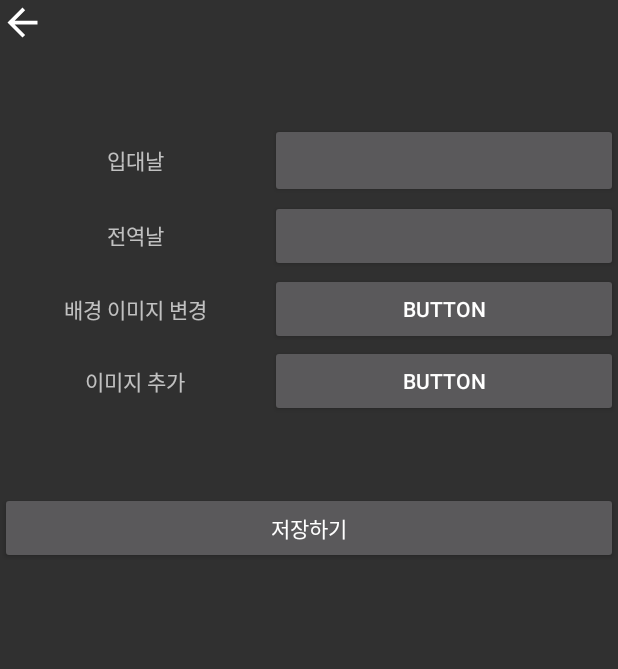
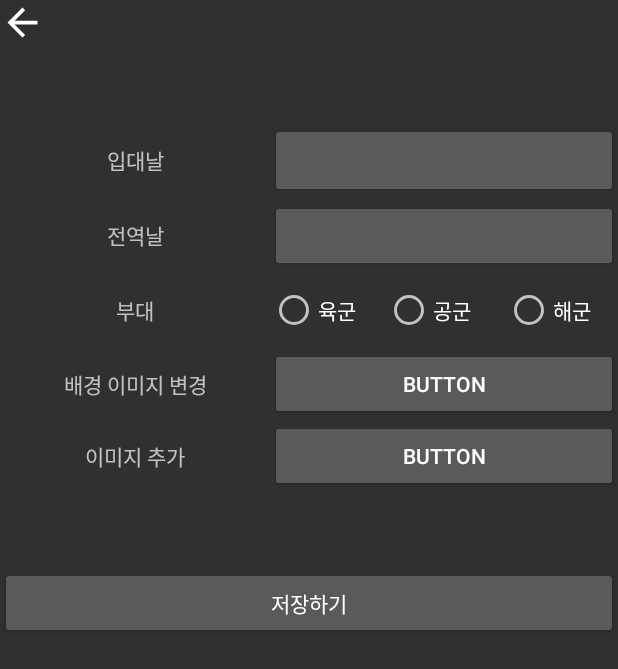
Before and after one commit to youngthe/Android, an Android app: the Setting screen opened directly, with no data from a screen before it, on a phone screen of 412 x 824 dp. Shown: the top 669 px of the screen. Run offline under Robolectric (Android 15) with nearby library versions, the phone set to English and light mode, and no system bars.

Commit message:
Type:Feat

```diff
--- a/app/src/main/res/layout/activity_setting.xml
+++ b/app/src/main/res/layout/activity_setting.xml
@@ -46,8 +46,9 @@
             android:layout_width="50dp"
             android:layout_height="50dp"
             android:text=""
-            android:layout_span="2"/>
+            android:layout_span="3"/>
         </TableRow>
+
         <TableRow>
         <TextView
             android:id="@+id/textView2"
@@ -60,8 +61,38 @@
             android:layout_width="wrap_content"
             android:layout_height="wrap_content"
             android:text=""
-            android:layout_span="2"/>
+            android:layout_span="3"/>
          </TableRow>
+
+            <TableRow>
+                <TextView
+                    android:id="@+id/textView3"
+                    android:layout_width="80dp"
+                    android:layout_height="50dp"
+                    android:text="부대"
+                    android:gravity="center"/>
+
+                <RadioButton
+                    android:id="@+id/r_btn1"
+                    android:layout_width="40dp"
+                    android:layout_height="wrap_content"
+                    android:layout_span="1"
+                    android:text="육군" />
+
+                <RadioButton
+                    android:id="@+id/r_btn2"
+                    android:layout_width="80dp"
+                    android:layout_height="wrap_content"
+                    android:layout_span="1"
+                    android:text="공군" />
+
+                <RadioButton
+                    android:id="@+id/r_btn3"
+                    android:layout_width="75dp"
+                    android:layout_height="wrap_content"
+                    android:layout_span="1"
+                    android:text="해군" />
+            </TableRow>
 
          <TableRow>
         <TextView
@@ -76,7 +107,7 @@
             android:layout_width="wrap_content"
             android:layout_height="wrap_content"
             android:text="Button"
-            android:layout_span="2"
+            android:layout_span="3"
             android:onClick="onClick"/>
         </TableRow>
 
@@ -93,13 +124,13 @@
             android:layout_width="wrap_content"
             android:layout_height="wrap_content"
             android:text="Button"
-            android:layout_span="2"/>
+            android:layout_span="3"/>
         </TableRow>
         <TableRow>
             <TextView
                 android:layout_width="match_parent"
                 android:layout_height="50dp"
-                android:layout_span="3">
+                android:layout_span="4">
             </TextView>
         </TableRow>
         <TableRow>
@@ -108,7 +139,7 @@
                 android:layout_width="wrap_content"
                 android:layout_height="wrap_content"
                 android:text="저장하기"
-                android:layout_span="2"
+                android:layout_span="4"
                 android:onClick="onClickSave"/>
         </TableRow>
 
```
